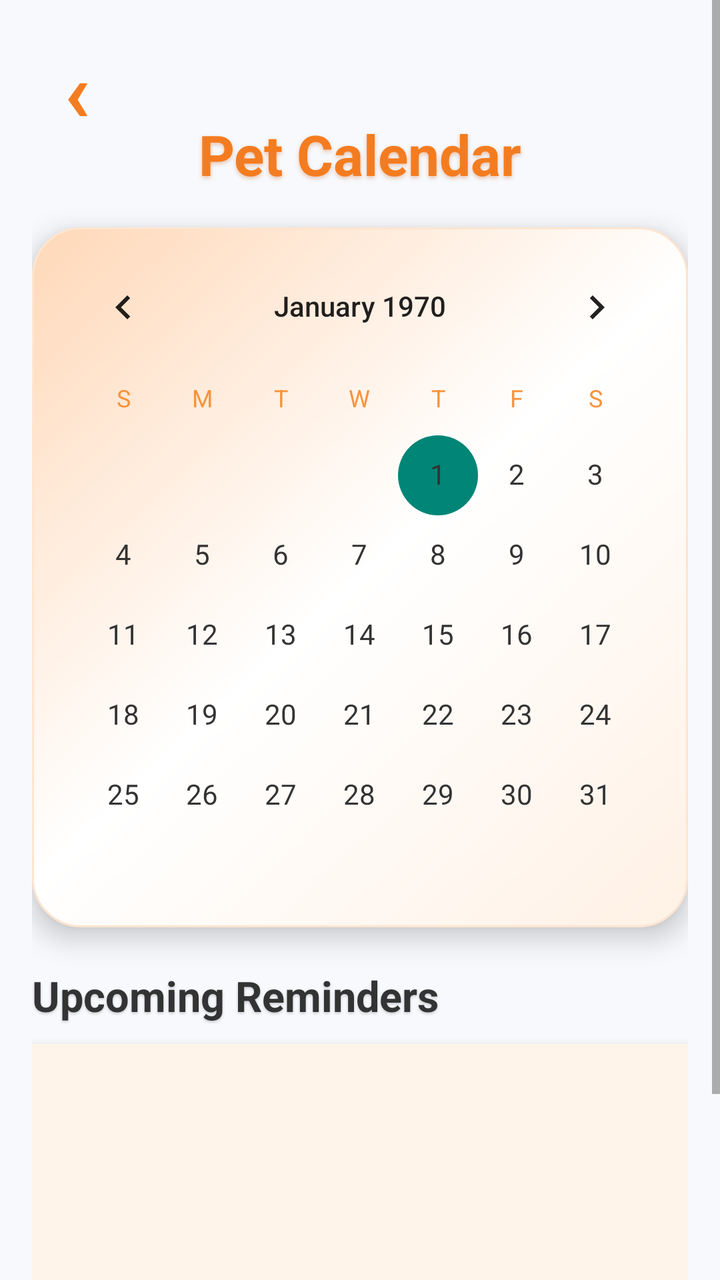
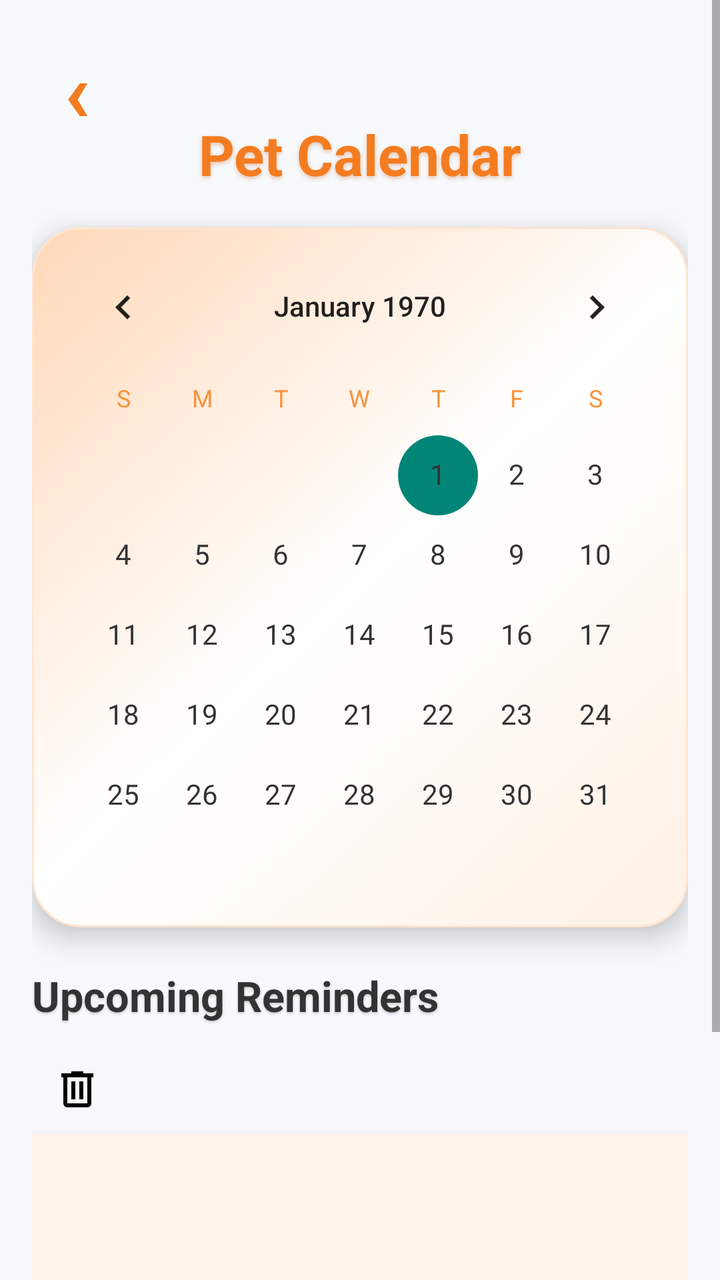

Before-and-after screenshots of an Android layout around one commit, followed by the original layout XML and the change that was made.
<!-- AndroidManifest.xml: application theme Theme.PETCARE -->
<!-- res/layout/calendar.xml -->
<?xml version="1.0" encoding="utf-8"?>
<ScrollView xmlns:android="http://schemas.android.com/apk/res/android"
    android:layout_width="match_parent"
    android:layout_height="match_parent"
    android:background="#F7F9FC"
    android:fillViewport="true">

    <LinearLayout
        android:layout_width="match_parent"
        android:layout_height="wrap_content"
        android:orientation="vertical"
        android:padding="16dp">

        
        <TextView
            android:id="@+id/btnBack"
            android:layout_width="45dp"
            android:layout_height="45dp"
            android:text="‹"
            android:textSize="42sp"
            android:textColor="#F47C20"
            android:textStyle="bold"
            android:gravity="center"
            android:clickable="true"
            android:focusable="true"
            android:layout_marginBottom="2dp" />

        
        <TextView
            android:layout_width="match_parent"
            android:layout_height="wrap_content"
            android:text="Pet Calendar"
            android:textSize="28sp"
            android:textStyle="bold"
            android:textColor="#F47C20"
            android:gravity="center"
            android:layout_marginTop="-5dp"
            android:layout_marginBottom="18dp"
            android:shadowColor="#55C85A1A"
            android:shadowDx="0"
            android:shadowDy="3"
            android:shadowRadius="5" />

        
        <LinearLayout
            android:layout_width="match_parent"
            android:layout_height="wrap_content"
            android:orientation="vertical"
            android:background="@drawable/calendar_gradient"
            android:elevation="8dp"
            android:padding="6dp">

            <CalendarView
                android:id="@+id/calendarView"
                android:layout_width="match_parent"
                android:layout_height="wrap_content"
                android:background="@android:color/transparent"
                android:dateTextAppearance="@style/CalendarDateText"
                android:weekDayTextAppearance="@style/CalendarWeekText" />

        </LinearLayout>


        
        <TextView
            android:layout_width="match_parent"
            android:layout_height="wrap_content"
            android:text="Upcoming Reminders"
            android:textSize="21sp"
            android:textStyle="bold"
            android:textColor="#333333"
            android:layout_marginTop="20dp"
            android:layout_marginBottom="10dp"
            android:shadowColor="#33000000"
            android:shadowDx="0"
            android:shadowDy="2"
            android:shadowRadius="3" />


        
        <LinearLayout
            android:layout_width="match_parent"
            android:layout_height="wrap_content"
            android:orientation="vertical"
            android:background="#FFF4EA"
            android:elevation="7dp"
            android:padding="8dp">

            <ListView
                android:id="@+id/listReminders"
                android:layout_width="match_parent"
                android:layout_height="125dp"
                android:divider="@android:color/transparent"
                android:dividerHeight="6dp"
                android:background="@android:color/transparent" />

        </LinearLayout>


        
        <Button
            android:id="@+id/btnAddReminder"
            android:layout_width="match_parent"
            android:layout_height="54dp"
            android:layout_marginTop="16dp"
            android:background="@drawable/button_orange_gradient"
            android:elevation="8dp"
            android:text="+  Add Reminder"
            android:textAllCaps="false"
            android:textColor="#FFFFFF"
            android:textSize="17sp"
            android:textStyle="bold" />

    </LinearLayout>

</ScrollView>
<!-- resources referenced by this layout -->
<resources>
  <!-- drawable button_orange_gradient (drawable) -->
  <?xml version="1.0" encoding="utf-8"?>
  <shape xmlns:android="http://schemas.android.com/apk/res/android"
      android:shape="rectangle">
  
      <gradient
          android:startColor="#FFB45C"
          android:centerColor="#F7943D"
          android:endColor="#E87516"
          android:angle="0" />
  
      <corners android:radius="30dp" />
  
  </shape>
  <!-- drawable calendar_gradient (drawable) -->
  <?xml version="1.0" encoding="utf-8"?>
  <shape xmlns:android="http://schemas.android.com/apk/res/android"
      android:shape="rectangle">
  
      <gradient
          android:startColor="#FFF1E5"
          android:centerColor="#FFFFFF"
          android:endColor="#FFD8B8"
          android:angle="135" />
  
      <corners android:radius="24dp" />
  
      <stroke
          android:width="1dp"
          android:color="#FFFFE5D0" />
  
  </shape>
  <style name="CalendarDateText" parent="@android:style/TextAppearance.Material.Body1">
  
          <item name="android:textColor">#333333</item>
          <item name="android:textSize">14sp</item>
  
      </style>
  <style name="CalendarWeekText" parent="@android:style/TextAppearance.Material.Caption">
  
          <item name="android:textColor">#F7943D</item>
          <item name="android:textStyle">bold</item>
  
      </style>
  <style name="Theme.PETCARE" parent="Theme.AppCompat.Light.NoActionBar">
          
      </style>
</resources>

<!-- the commit's change to res/layout/calendar.xml (unified diff, before → after) -->
@@ -2,6 +2,7 @@
 <ScrollView xmlns:android="http://schemas.android.com/apk/res/android"
     android:layout_width="match_parent"
     android:layout_height="match_parent"
+    xmlns:app="http://schemas.android.com/apk/res-auto"
     android:background="#F7F9FC"
     android:fillViewport="true">
 
@@ -76,8 +77,18 @@
             android:shadowDy="2"
             android:shadowRadius="3" />
 
+        
+        <ImageButton
+            android:id="@+id/btnDelete"
+            app:tint="#000000"
+            android:layout_width="45dp"
+            android:layout_height="45dp"
+            android:layout_gravity="center_vertical"
+            android:background="?attr/selectableItemBackgroundBorderless"
+            android:contentDescription="Delete memory"
+            android:padding="10dp"
+            android:src="@drawable/ic_delete" />
 
-        
         <LinearLayout
             android:layout_width="match_parent"
             android:layout_height="wrap_content"
<!-- resource entries referenced after the edit -->
@@ -32,6 +32,16 @@
           android:color="#FFFFE5D0" />
   
   </shape>
+  <!-- drawable ic_delete (drawable) -->
+  <vector xmlns:android="http://schemas.android.com/apk/res/android"
+      android:width="24dp"
+      android:height="24dp"
+      android:viewportWidth="960"
+      android:viewportHeight="960">
+    <path
+        android:pathData="M280,840q-33,0 -56.5,-23.5T200,760v-520h-40v-80h200v-40h240v40h200v80h-40v520q0,33 -23.5,56.5T680,840L280,840ZM680,240L280,240v520h400v-520ZM360,680h80v-360h-80v360ZM520,680h80v-360h-80v360ZM280,240v520,-520Z"
+        android:fillColor="#e3e3e3"/>
+  </vector>
   <style name="CalendarDateText" parent="@android:style/TextAppearance.Material.Body1">
   
           <item name="android:textColor">#333333</item>
